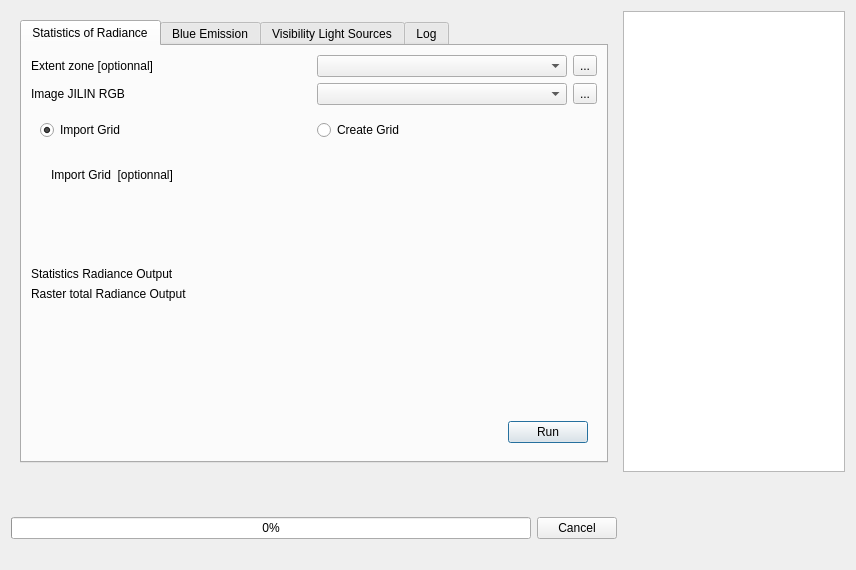
Before: the Qt Designer form Interface_dialog_base.ui in MathieuChailloux/LightPollutionToolbox, drawn with Qt 5.
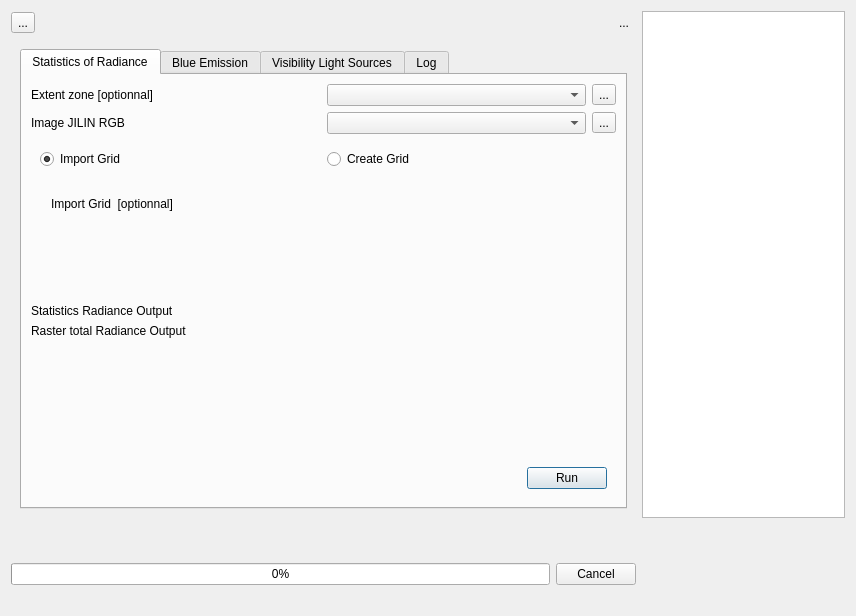
After: the same form once the commit is applied. The open tabs and pages were chosen to show the change. Icons and pictures are not drawn. Custom widgets are drawn as their Qt base class.

Patch:
```diff
--- a/Interface_dialog_base.ui
+++ b/Interface_dialog_base.ui
@@ -7,38 +7,35 @@
     <x>0</x>
     <y>0</y>
     <width>856</width>
-    <height>570</height>
+    <height>616</height>
    </rect>
   </property>
   <property name="windowTitle">
    <string>Light Pollution Toolbox</string>
   </property>
-  <layout class="QGridLayout" name="gridLayout">
-   <item row="0" column="2">
-    <widget class="QTextBrowser" name="textShortHelp">
-     <property name="maximumSize">
-      <size>
-       <width>222</width>
-       <height>16777215</height>
-      </size>
-     </property>
-     <property name="html">
-      <string>&lt;!DOCTYPE HTML PUBLIC &quot;-//W3C//DTD HTML 4.0//EN&quot; &quot;http://www.w3.org/TR/REC-html40/strict.dtd&quot;&gt;
-&lt;html&gt;&lt;head&gt;&lt;meta name=&quot;qrichtext&quot; content=&quot;1&quot; /&gt;&lt;style type=&quot;text/css&quot;&gt;
-p, li { white-space: pre-wrap; }
-&lt;/style&gt;&lt;/head&gt;&lt;body style=&quot; font-family:'MS Shell Dlg 2'; font-size:8.25pt; font-weight:400; font-style:normal;&quot;&gt;
-&lt;p style=&quot;-qt-paragraph-type:empty; margin-top:0px; margin-bottom:0px; margin-left:0px; margin-right:0px; -qt-block-indent:0; text-indent:0px;&quot;&gt;&lt;br /&gt;&lt;/p&gt;&lt;/body&gt;&lt;/html&gt;</string>
-     </property>
-    </widget>
-   </item>
-   <item row="2" column="0">
+  <layout class="QGridLayout" name="gridLayout_2">
+   <item row="3" column="0" colspan="2">
     <widget class="QProgressBar" name="progressBar">
      <property name="value">
       <number>0</number>
      </property>
     </widget>
    </item>
-   <item row="0" column="0" colspan="2">
+   <item row="0" column="0">
+    <widget class="QToolButton" name="toolButton">
+     <property name="toolTip">
+      <string>About</string>
+     </property>
+     <property name="text">
+      <string>...</string>
+     </property>
+     <property name="icon">
+      <iconset>
+       <normaloff>icons/iconHelpConsole.svg</normaloff>icons/iconHelpConsole.svg</iconset>
+     </property>
+    </widget>
+   </item>
+   <item row="1" column="0" colspan="5">
     <widget class="QFrame" name="frameMain">
      <property name="frameShape">
       <enum>QFrame::NoFrame</enum>
@@ -46,7 +43,7 @@
      <property name="frameShadow">
       <enum>QFrame::Raised</enum>
      </property>
-     <layout class="QGridLayout" name="gridLayout_2">
+     <layout class="QGridLayout" name="gridLayout">
       <item row="0" column="0">
        <widget class="QTabWidget" name="tabWidget">
         <property name="currentIndex">
@@ -1535,21 +1532,7 @@
      </layout>
     </widget>
    </item>
-   <item row="2" column="1">
-    <widget class="QPushButton" name="pushCancelButton">
-     <property name="text">
-      <string>Cancel</string>
-     </property>
-    </widget>
-   </item>
-   <item row="1" column="0" colspan="3">
-    <widget class="QLabel" name="lblProgress">
-     <property name="text">
-      <string/>
-     </property>
-    </widget>
-   </item>
-   <item row="2" column="2">
+   <item row="3" column="5">
     <widget class="QFrame" name="frame_10">
      <property name="frameShape">
       <enum>QFrame::NoFrame</enum>
@@ -1623,6 +1606,96 @@
      </layout>
     </widget>
    </item>
+   <item row="2" column="0">
+    <widget class="QLabel" name="lblProgress">
+     <property name="text">
+      <string/>
+     </property>
+    </widget>
+   </item>
+   <item row="0" column="1">
+    <spacer name="horizontalSpacer_7">
+     <property name="orientation">
+      <enum>Qt::Horizontal</enum>
+     </property>
+     <property name="sizeHint" stdset="0">
+      <size>
+       <width>529</width>
+       <height>20</height>
+      </size>
+     </property>
+    </spacer>
+   </item>
+   <item row="0" column="4">
+    <widget class="QToolButton" name="langFr">
+     <property name="toolTip">
+      <string>French</string>
+     </property>
+     <property name="text">
+      <string>...</string>
+     </property>
+     <property name="icon">
+      <iconset>
+       <normaloff>icons/frFlag.svg</normaloff>icons/frFlag.svg</iconset>
+     </property>
+     <property name="checkable">
+      <bool>true</bool>
+     </property>
+     <property name="checked">
+      <bool>false</bool>
+     </property>
+     <property name="autoRaise">
+      <bool>true</bool>
+     </property>
+    </widget>
+   </item>
+   <item row="0" column="5" rowspan="2">
+    <widget class="QTextBrowser" name="textShortHelp">
+     <property name="maximumSize">
+      <size>
+       <width>222</width>
+       <height>16777215</height>
+      </size>
+     </property>
+     <property name="html">
+      <string>&lt;!DOCTYPE HTML PUBLIC &quot;-//W3C//DTD HTML 4.0//EN&quot; &quot;http://www.w3.org/TR/REC-html40/strict.dtd&quot;&gt;
+&lt;html&gt;&lt;head&gt;&lt;meta name=&quot;qrichtext&quot; content=&quot;1&quot; /&gt;&lt;style type=&quot;text/css&quot;&gt;
+p, li { white-space: pre-wrap; }
+&lt;/style&gt;&lt;/head&gt;&lt;body style=&quot; font-family:'MS Shell Dlg 2'; font-size:8.25pt; font-weight:400; font-style:normal;&quot;&gt;
+&lt;p style=&quot;-qt-paragraph-type:empty; margin-top:0px; margin-bottom:0px; margin-left:0px; margin-right:0px; -qt-block-indent:0; text-indent:0px;&quot;&gt;&lt;br /&gt;&lt;/p&gt;&lt;/body&gt;&lt;/html&gt;</string>
+     </property>
+    </widget>
+   </item>
+   <item row="3" column="2" colspan="3">
+    <widget class="QPushButton" name="pushCancelButton">
+     <property name="text">
+      <string>Cancel</string>
+     </property>
+    </widget>
+   </item>
+   <item row="0" column="3">
+    <widget class="QToolButton" name="langEn">
+     <property name="toolTip">
+      <string>English</string>
+     </property>
+     <property name="text">
+      <string/>
+     </property>
+     <property name="icon">
+      <iconset>
+       <normaloff>icons/enFlag.svg</normaloff>icons/enFlag.svg</iconset>
+     </property>
+     <property name="checkable">
+      <bool>true</bool>
+     </property>
+     <property name="checked">
+      <bool>false</bool>
+     </property>
+     <property name="autoRaise">
+      <bool>true</bool>
+     </property>
+    </widget>
+   </item>
   </layout>
  </widget>
  <customwidgets>
```
Left out of the diff: 194 changed lines with no effect on the pictures.
